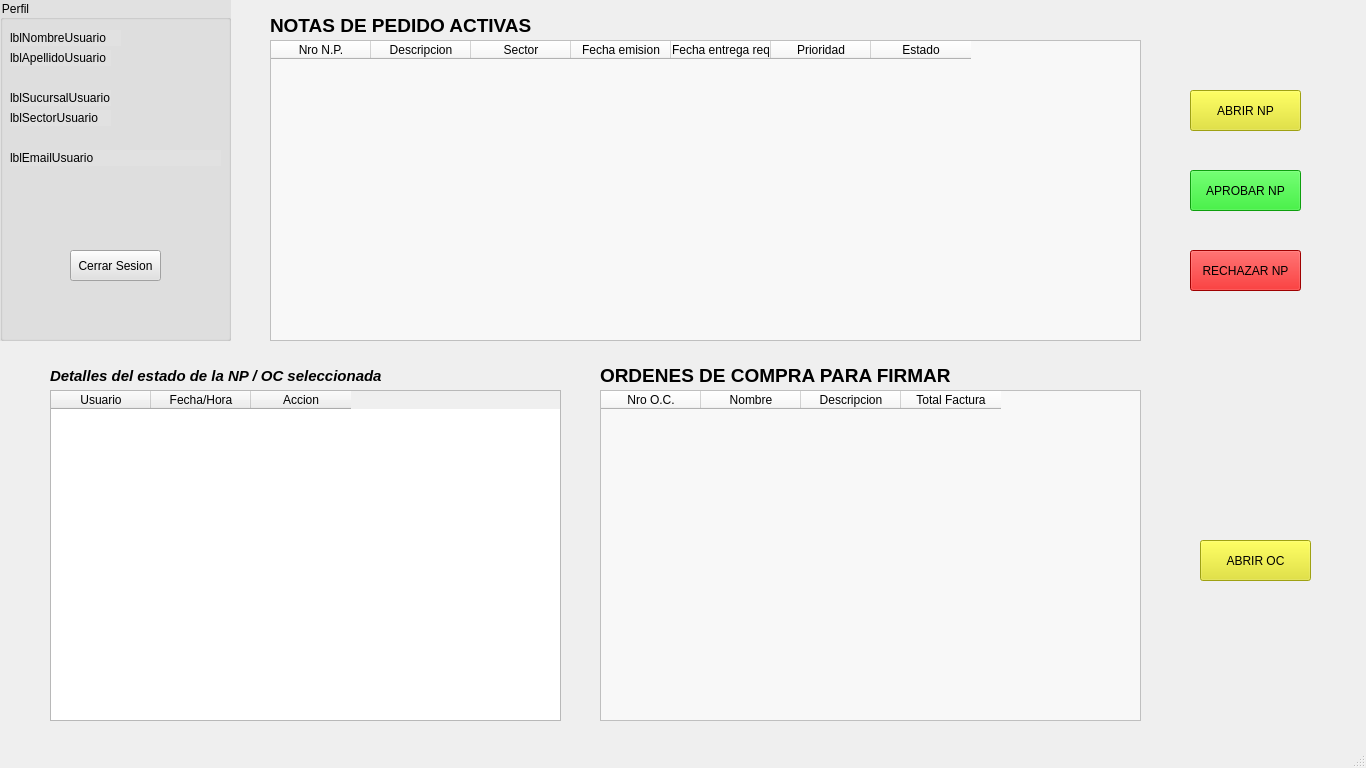
AyeQuinteros15/DemoPracticas, file pantallaGerenteGeneral.ui: the form before one commit.
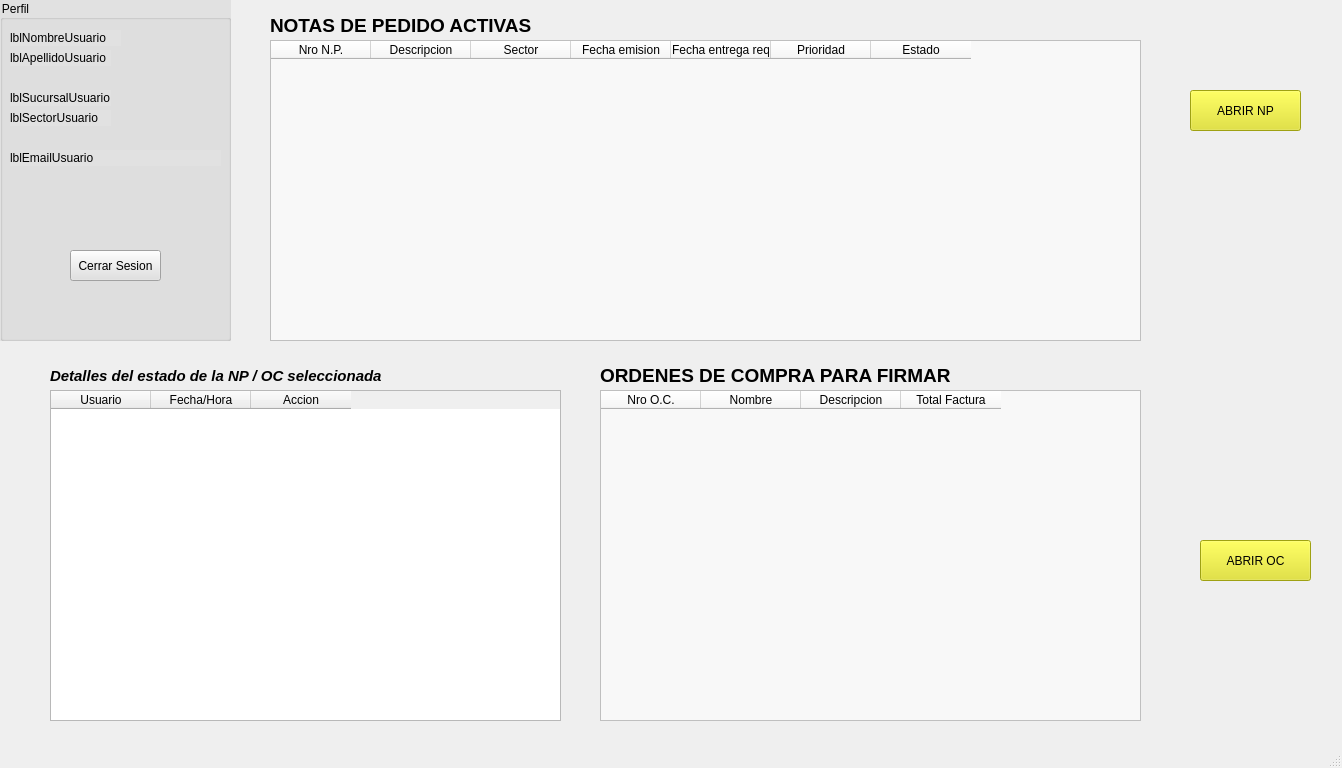
The form after the commit.

Diff of the .ui file:
```diff
--- a/pantallaGerenteGeneral.ui
+++ b/pantallaGerenteGeneral.ui
@@ -6,7 +6,7 @@
    <rect>
     <x>0</x>
     <y>0</y>
-    <width>1366</width>
+    <width>1342</width>
     <height>768</height>
    </rect>
   </property>
@@ -204,40 +204,6 @@
      <string>ABRIR NP</string>
     </property>
    </widget>
-   <widget class="QPushButton" name="btnAprobarNP_GG">
-    <property name="geometry">
-     <rect>
-      <x>1190</x>
-      <y>170</y>
-      <width>111</width>
-      <height>41</height>
-     </rect>
-    </property>
-    <property name="styleSheet">
-     <string notr="true">background-color: rgb(18, 223, 18);
-color: rgb(0, 0, 0);</string>
-    </property>
-    <property name="text">
-     <string>APROBAR NP</string>
-    </property>
-   </widget>
-   <widget class="QPushButton" name="btnRechazarNP_GG">
-    <property name="geometry">
-     <rect>
-      <x>1190</x>
-      <y>250</y>
-      <width>111</width>
-      <height>41</height>
-     </rect>
-    </property>
-    <property name="styleSheet">
-     <string notr="true">background-color: rgb(223, 0, 0);
-color: rgb(0, 0, 0);</string>
-    </property>
-    <property name="text">
-     <string>RECHAZAR NP</string>
-    </property>
-   </widget>
    <widget class="QTableWidget" name="tablaDetallesEstado">
     <property name="geometry">
      <rect>
```
Left out of the diff: 2 changed lines with no effect on the pictures.
